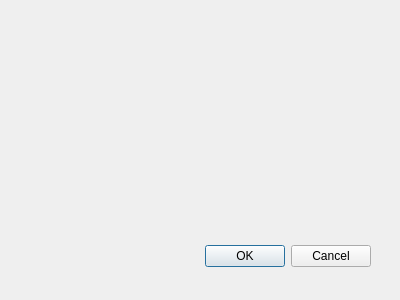
Old version of the form timeadjustdialog.ui in the repository jaapgeurts/photostage.
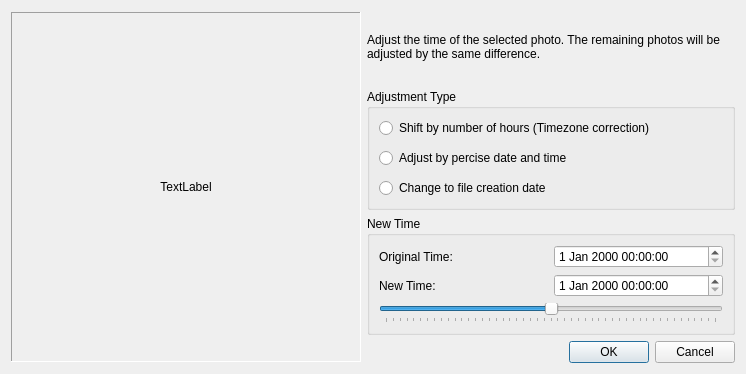
New version of the form.

```diff
--- a/timeadjustdialog.ui
+++ b/timeadjustdialog.ui
@@ -8,29 +8,191 @@
    <rect>
     <x>0</x>
     <y>0</y>
-    <width>400</width>
-    <height>300</height>
+    <width>746</width>
+    <height>374</height>
    </rect>
   </property>
   <property name="windowTitle">
    <string>Dialog</string>
   </property>
-  <widget name="buttonBox" class="QDialogButtonBox">
-   <property name="geometry">
-    <rect>
-     <x>30</x>
-     <y>240</y>
-     <width>341</width>
-     <height>32</height>
-    </rect>
-   </property>
-   <property name="orientation">
-    <enum>Qt::Horizontal</enum>
-   </property>
-   <property name="standardButtons">
-    <set>QDialogButtonBox::Cancel|QDialogButtonBox::Ok</set>
-   </property>
-  </widget>
+  <layout class="QHBoxLayout" name="horizontalLayout" stretch="1,0">
+   <item>
+    <widget class="QFrame" name="frame_2">
+     <property name="sizePolicy">
+      <sizepolicy hsizetype="Fixed" vsizetype="Fixed">
+       <horstretch>0</horstretch>
+       <verstretch>0</verstretch>
+      </sizepolicy>
+     </property>
+     <property name="minimumSize">
+      <size>
+       <width>350</width>
+       <height>350</height>
+      </size>
+     </property>
+     <property name="maximumSize">
+      <size>
+       <width>350</width>
+       <height>350</height>
+      </size>
+     </property>
+     <property name="frameShape">
+      <enum>QFrame::Panel</enum>
+     </property>
+     <property name="frameShadow">
+      <enum>QFrame::Sunken</enum>
+     </property>
+     <layout class="QVBoxLayout" name="verticalLayout_3">
+      <item>
+       <widget class="QLabel" name="label_4">
+        <property name="text">
+         <string>TextLabel</string>
+        </property>
+        <property name="scaledContents">
+         <bool>true</bool>
+        </property>
+        <property name="alignment">
+         <set>Qt::AlignCenter</set>
+        </property>
+       </widget>
+      </item>
+     </layout>
+    </widget>
+   </item>
+   <item>
+    <widget class="QFrame" name="frame">
+     <property name="frameShape">
+      <enum>QFrame::NoFrame</enum>
+     </property>
+     <property name="frameShadow">
+      <enum>QFrame::Raised</enum>
+     </property>
+     <layout class="QVBoxLayout" name="verticalLayout_2">
+      <property name="leftMargin">
+       <number>0</number>
+      </property>
+      <property name="topMargin">
+       <number>0</number>
+      </property>
+      <property name="rightMargin">
+       <number>0</number>
+      </property>
+      <property name="bottomMargin">
+       <number>0</number>
+      </property>
+      <item>
+       <widget class="QLabel" name="label_3">
+        <property name="text">
+         <string>Adjust the time of the selected photo. The remaining photos will be adjusted by the same difference.</string>
+        </property>
+        <property name="wordWrap">
+         <bool>true</bool>
+        </property>
+       </widget>
+      </item>
+      <item>
+       <widget class="QGroupBox" name="groupBox">
+        <property name="title">
+         <string>Adjustment Type</string>
+        </property>
+        <layout class="QVBoxLayout" name="verticalLayout">
+         <property name="spacing">
+          <number>10</number>
+         </property>
+         <item>
+          <widget class="QRadioButton" name="radioButton">
+           <property name="text">
+            <string>Shift by number of hours (Timezone correction)</string>
+           </property>
+          </widget>
+         </item>
+         <item>
+          <widget class="QRadioButton" name="radioButton_2">
+           <property name="text">
+            <string>Adjust by percise date and time</string>
+           </property>
+          </widget>
+         </item>
+         <item>
+          <widget class="QRadioButton" name="radioButton_3">
+           <property name="text">
+            <string>Change to file creation date</string>
+           </property>
+          </widget>
+         </item>
+        </layout>
+       </widget>
+      </item>
+      <item>
+       <widget class="QGroupBox" name="groupBox_2">
+        <property name="title">
+         <string>New Time</string>
+        </property>
+        <layout class="QGridLayout" name="gridLayout">
+         <item row="0" column="0">
+          <widget class="QLabel" name="label">
+           <property name="text">
+            <string>Original Time:</string>
+           </property>
+          </widget>
+         </item>
+         <item row="0" column="1">
+          <widget class="QDateTimeEdit" name="dateTimeEdit"/>
+         </item>
+         <item row="1" column="0">
+          <widget class="QLabel" name="label_2">
+           <property name="text">
+            <string>New Time:</string>
+           </property>
+          </widget>
+         </item>
+         <item row="1" column="1">
+          <widget class="QDateTimeEdit" name="dateTimeEdit_2"/>
+         </item>
+         <item row="2" column="0" colspan="2">
+          <widget class="QSlider" name="horizontalSlider">
+           <property name="minimum">
+            <number>-24</number>
+           </property>
+           <property name="maximum">
+            <number>24</number>
+           </property>
+           <property name="pageStep">
+            <number>3</number>
+           </property>
+           <property name="orientation">
+            <enum>Qt::Horizontal</enum>
+           </property>
+           <property name="tickPosition">
+            <enum>QSlider::TicksBelow</enum>
+           </property>
+           <property name="tickInterval">
+            <number>1</number>
+           </property>
+          </widget>
+         </item>
+        </layout>
+       </widget>
+      </item>
+      <item>
+       <widget class="QDialogButtonBox" name="buttonBox">
+        <property name="orientation">
+         <enum>Qt::Horizontal</enum>
+        </property>
+        <property name="standardButtons">
+         <set>QDialogButtonBox::Cancel|QDialogButtonBox::Ok</set>
+        </property>
+       </widget>
+      </item>
+     </layout>
+     <zorder>groupBox_2</zorder>
+     <zorder>label_3</zorder>
+     <zorder>groupBox</zorder>
+     <zorder>buttonBox</zorder>
+     <zorder>frame_2</zorder>
+    </widget>
+   </item>
+  </layout>
  </widget>
  <pixmapfunction/>
  <resources/>
```
Left out of the diff: 7 changed lines with no effect on the pictures.
